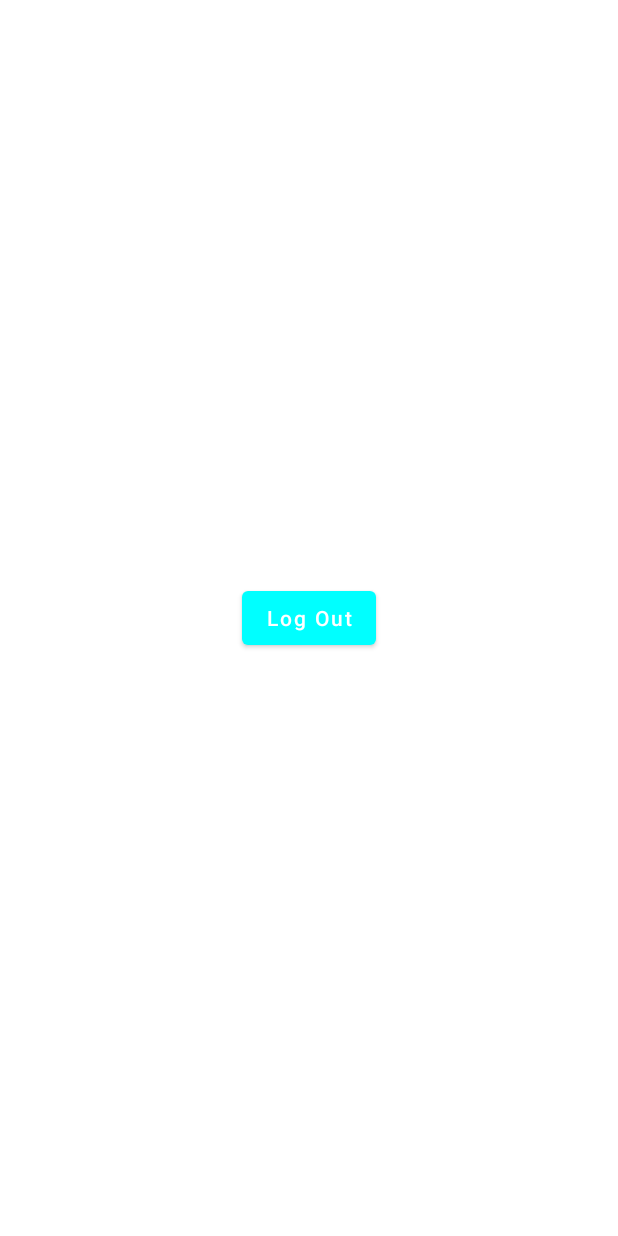
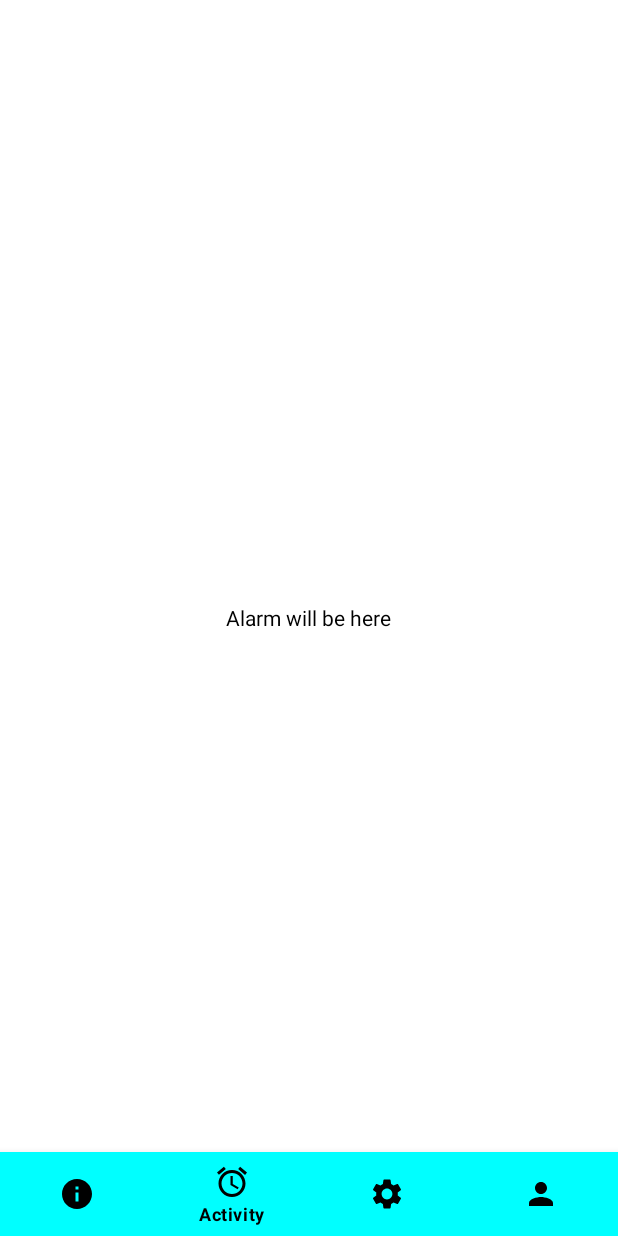
Before and after one commit to Princeyyyy/APT2080-Soft.-Engineering-Project, an Android app: the screen it shows after launch once a user with an empty profile is signed in (MainActivity), on a phone screen of 412 x 824 dp. Run offline under Robolectric (Android 15) with nearby library versions, the phone set to English and light mode, and no system bars; our stand-ins replace Firebase (no records; nobody signed in at launch, a user with empty details on screens opened directly).

Commit message:
finished frame layouts

```diff
--- /dev/null
+++ b/app/src/main/java/com/prince/project/AlarmFragment.java
@@ -0,0 +1,25 @@
+package com.prince.project;
+
+import android.os.Bundle;
+
+import androidx.fragment.app.Fragment;
+
+import android.view.LayoutInflater;
+import android.view.View;
+import android.view.ViewGroup;
+
+public class AlarmFragment extends Fragment {
+
+    public AlarmFragment() {
+        // Required empty public constructor
+    }
+
+    @Override
+    public View onCreateView(LayoutInflater inflater, ViewGroup container,
+                             Bundle savedInstanceState) {
+        // Inflate the layout for this fragment
+        View view = inflater.inflate(R.layout.fragment_alarm, container, false);
+
+        return view;
+    }
+}
--- a/app/src/main/java/com/prince/project/MainActivity.java
+++ b/app/src/main/java/com/prince/project/MainActivity.java
@@ -1,30 +1,77 @@
 package com.prince.project;
 
+import androidx.annotation.NonNull;
 import androidx.appcompat.app.AppCompatActivity;
+import androidx.fragment.app.Fragment;
+import androidx.fragment.app.FragmentTransaction;
 
-import android.content.Intent;
 import android.os.Bundle;
-import android.widget.Button;
+import android.view.MenuItem;
 
-import com.google.firebase.auth.FirebaseAuth;
+import com.google.android.material.bottomnavigation.BottomNavigationView;
 
-public class MainActivity extends AppCompatActivity {
-
-    private Button logout;
+public class MainActivity extends AppCompatActivity implements BottomNavigationView.OnNavigationItemSelectedListener {
+    private boolean viewIsAtHome;
 
     @Override
     protected void onCreate(Bundle savedInstanceState) {
         super.onCreate(savedInstanceState);
         setContentView(R.layout.activity_main);
 
-        logout = findViewById(R.id.logout);
+        BottomNavigationView navigation = findViewById(R.id.bottomNavigationView);
+        navigation.setOnNavigationItemSelectedListener(this);
+        navigation.setSelectedItemId(R.id.alarm_page);
 
-        logout.setOnClickListener(view -> {
-            FirebaseAuth.getInstance().signOut();
+        displayView(R.id.alarm_page);
+    }
 
-            Intent intent = new Intent(MainActivity.this, LoginActivity.class);
-            startActivity(intent);
-            finish();
-        });
+    public void displayView(int viewId) {
+        Fragment fragment = null;
+
+        switch (viewId) {
+            case R.id.info_page:
+                fragment = new OrganisationFragment();
+                viewIsAtHome = false;
+                break;
+
+            case R.id.alarm_page:
+                fragment = new AlarmFragment();
+                viewIsAtHome = true;
+                break;
+
+            case R.id.settings_page:
+                fragment = new SettingsFragment();
+                viewIsAtHome = false;
+                break;
+
+            case R.id.profile_page:
+                fragment = new ProfileFragment();
+                viewIsAtHome = false;
+                break;
+        }
+
+        if (fragment != null) {
+            FragmentTransaction ft = getSupportFragmentManager().beginTransaction();
+            ft.replace(R.id.container, fragment);
+            ft.commit();
+        }
+
+    }
+
+    @Override
+    public boolean onNavigationItemSelected(@NonNull MenuItem item) {
+        displayView(item.getItemId());
+        return true;
+    }
+
+    @Override
+    public void onBackPressed() {
+        if (!viewIsAtHome) {
+            //if the current view is not the News fragment
+            displayView(R.id.alarm_page); //display the News fragment
+        } else {
+            //If view is in News fragment, exit application
+            moveTaskToBack(true);
+        }
     }
 }
--- /dev/null
+++ b/app/src/main/res/drawable/baseline_alarm_24.xml
@@ -0,0 +1,5 @@
+<vector android:height="24dp" android:tint="#000000"
+    android:viewportHeight="24" android:viewportWidth="24"
+    android:width="24dp" xmlns:android="http://schemas.android.com/apk/res/android">
+    <path android:fillColor="@android:color/white" android:pathData="M22,5.72l-4.6,-3.86 -1.29,1.53 4.6,3.86L22,5.72zM7.88,3.39L6.6,1.86 2,5.71l1.29,1.53 4.59,-3.85zM12.5,8L11,8v6l4.75,2.85 0.75,-1.23 -4,-2.37L12.5,8zM12,4c-4.97,0 -9,4.03 -9,9s4.02,9 9,9c4.97,0 9,-4.03 9,-9s-4.03,-9 -9,-9zM12,20c-3.87,0 -7,-3.13 -7,-7s3.13,-7 7,-7 7,3.13 7,7 -3.13,7 -7,7z"/>
+</vector>
--- /dev/null
+++ b/app/src/main/res/drawable/baseline_info_24.xml
@@ -0,0 +1,5 @@
+<vector android:height="24dp" android:tint="#000000"
+    android:viewportHeight="24" android:viewportWidth="24"
+    android:width="24dp" xmlns:android="http://schemas.android.com/apk/res/android">
+    <path android:fillColor="@android:color/white" android:pathData="M12,2C6.48,2 2,6.48 2,12s4.48,10 10,10 10,-4.48 10,-10S17.52,2 12,2zM13,17h-2v-6h2v6zM13,9h-2L11,7h2v2z"/>
+</vector>
--- /dev/null
+++ b/app/src/main/res/drawable/baseline_settings_24.xml
@@ -0,0 +1,5 @@
+<vector android:height="24dp" android:tint="#000000"
+    android:viewportHeight="24" android:viewportWidth="24"
+    android:width="24dp" xmlns:android="http://schemas.android.com/apk/res/android">
+    <path android:fillColor="@android:color/white" android:pathData="M19.14,12.94c0.04,-0.3 0.06,-0.61 0.06,-0.94c0,-0.32 -0.02,-0.64 -0.07,-0.94l2.03,-1.58c0.18,-0.14 0.23,-0.41 0.12,-0.61l-1.92,-3.32c-0.12,-0.22 -0.37,-0.29 -0.59,-0.22l-2.39,0.96c-0.5,-0.38 -1.03,-0.7 -1.62,-0.94L14.4,2.81c-0.04,-0.24 -0.24,-0.41 -0.48,-0.41h-3.84c-0.24,0 -0.43,0.17 -0.47,0.41L9.25,5.35C8.66,5.59 8.12,5.92 7.63,6.29L5.24,5.33c-0.22,-0.08 -0.47,0 -0.59,0.22L2.74,8.87C2.62,9.08 2.66,9.34 2.86,9.48l2.03,1.58C4.84,11.36 4.8,11.69 4.8,12s0.02,0.64 0.07,0.94l-2.03,1.58c-0.18,0.14 -0.23,0.41 -0.12,0.61l1.92,3.32c0.12,0.22 0.37,0.29 0.59,0.22l2.39,-0.96c0.5,0.38 1.03,0.7 1.62,0.94l0.36,2.54c0.05,0.24 0.24,0.41 0.48,0.41h3.84c0.24,0 0.44,-0.17 0.47,-0.41l0.36,-2.54c0.59,-0.24 1.13,-0.56 1.62,-0.94l2.39,0.96c0.22,0.08 0.47,0 0.59,-0.22l1.92,-3.32c0.12,-0.22 0.07,-0.47 -0.12,-0.61L19.14,12.94zM12,15.6c-1.98,0 -3.6,-1.62 -3.6,-3.6s1.62,-3.6 3.6,-3.6s3.6,1.62 3.6,3.6S13.98,15.6 12,15.6z"/>
+</vector>
--- a/app/src/main/res/layout/activity_main.xml
+++ b/app/src/main/res/layout/activity_main.xml
@@ -7,11 +7,29 @@
     android:orientation="vertical"
     tools:context=".MainActivity">
 
-    <Button
-        android:id="@+id/logout"
-        android:layout_width="wrap_content"
-        android:layout_height="wrap_content"
-        android:text="Log Out"
-        android:textAllCaps="false" />
+    <androidx.coordinatorlayout.widget.CoordinatorLayout
+        android:id="@+id/coordinatorLayout"
+        android:layout_width="match_parent"
+        android:layout_height="match_parent"
+        xmlns:android="http://schemas.android.com/apk/res/android"
+        xmlns:app="http://schemas.android.com/apk/res-auto">
+
+        <FrameLayout
+            android:id="@+id/container"
+            android:layout_width="match_parent"
+            android:layout_height="match_parent"
+            app:layout_behavior="@string/appbar_scrolling_view_behavior"/>
+
+        <com.google.android.material.bottomnavigation.BottomNavigationView
+            android:id="@+id/bottomNavigationView"
+            android:layout_width="match_parent"
+            android:layout_height="wrap_content"
+            android:layout_gravity="bottom"
+            app:menu="@menu/bottom_navigation_menu"
+            android:background="@color/cyan"
+            app:itemTextColor="@color/black"
+            app:itemIconTint="@color/black"/>
+
+    </androidx.coordinatorlayout.widget.CoordinatorLayout>
 
 </LinearLayout>
--- a/app/src/main/res/layout/activity_registration.xml
+++ b/app/src/main/res/layout/activity_registration.xml
@@ -176,7 +176,7 @@
         android:layout_marginEnd="32dp"
         android:onClick="onLoginClick"
         android:text="Already have an Account? Login"
-        android:textColor="@color/cyan"
+        android:textColor="@color/black"
         android:textSize="18sp"
         android:textStyle="bold"
         app:layout_constraintEnd_toEndOf="parent"
--- /dev/null
+++ b/app/src/main/res/layout/fragment_alarm.xml
@@ -0,0 +1,21 @@
+<?xml version="1.0" encoding="utf-8"?>
+<FrameLayout xmlns:android="http://schemas.android.com/apk/res/android"
+    xmlns:tools="http://schemas.android.com/tools"
+    android:layout_width="match_parent"
+    android:layout_height="match_parent"
+    tools:context=".AlarmFragment">
+
+    <LinearLayout
+        android:layout_width="match_parent"
+        android:layout_height="match_parent"
+        android:gravity="center"
+        android:orientation="vertical">
+
+        <TextView
+            android:layout_width="wrap_content"
+            android:layout_height="wrap_content"
+            android:text="Alarm will be here"
+            android:textColor="@color/black"/>
+    </LinearLayout>
+
+</FrameLayout>
--- /dev/null
+++ b/app/src/main/res/menu/bottom_navigation_menu.xml
@@ -0,0 +1,19 @@
+<?xml version="1.0" encoding="utf-8"?>
+<menu xmlns:android="http://schemas.android.com/apk/res/android">
+    <item
+        android:id="@+id/info_page"
+        android:icon="@drawable/baseline_info_24"
+        android:title="Organisation"/>
+    <item
+        android:id="@+id/alarm_page"
+        android:icon="@drawable/baseline_alarm_24"
+        android:title="Activity"/>
+    <item
+        android:id="@+id/settings_page"
+        android:icon="@drawable/baseline_settings_24"
+        android:title="Settings"/>
+    <item
+        android:id="@+id/profile_page"
+        android:icon="@drawable/baseline_person_24"
+        android:title="Profile"/>
+</menu>
```
Also changed, not shown: app/src/main/java/com/prince/project/OrganisationFragment.java (added, +25 -0 lines), app/src/main/java/com/prince/project/ProfileFragment.java (added, +36 -0 lines), app/src/main/java/com/prince/project/SettingsFragment.java (added, +24 -0 lines), app/src/main/res/layout/fragment_organisation.xml (added, +21 -0 lines), app/src/main/res/layout/fragment_profile.xml (added, +23 -0 lines), app/src/main/res/layout/fragment_settings.xml (added, +21 -0 lines).
